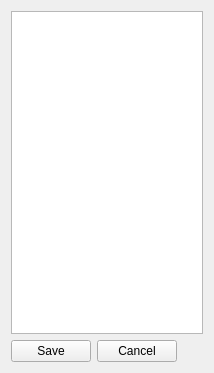
Old version of the form src/tableview2d.ui in the repository fredcooke/emstudio.
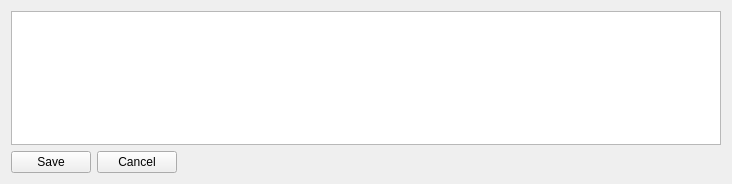
New version of the form.

Diff of the .ui file:
```diff
--- a/src/tableview2d.ui
+++ b/src/tableview2d.ui
@@ -6,8 +6,8 @@
    <rect>
     <x>0</x>
     <y>0</y>
-    <width>214</width>
-    <height>373</height>
+    <width>732</width>
+    <height>184</height>
    </rect>
   </property>
   <property name="windowTitle">
```
